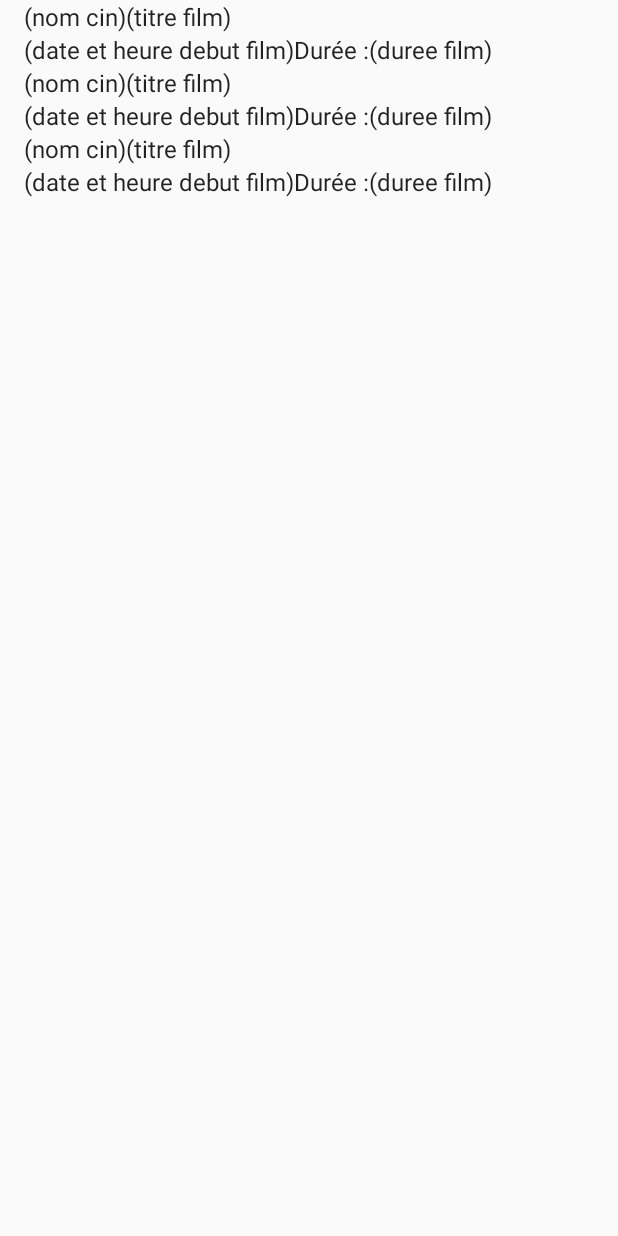
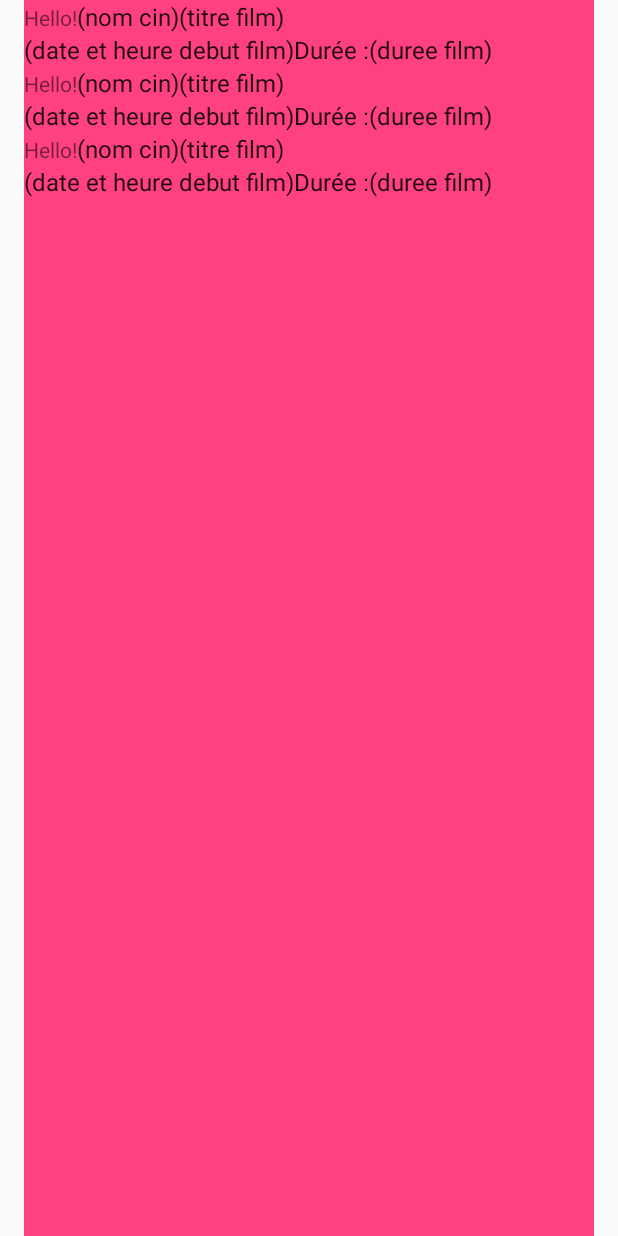
Before and after one commit to Eond/5A6-a16_Cinema, an Android app: the layout fragment_horaire_list.xml on its own in the app's theme, with its tools: preview values and no code run, on a phone screen of 412 x 824 dp. Run offline under Robolectric (Android 15) with nearby library versions, the phone set to English and light mode, and no system bars.

```diff
--- a/app/src/main/java/ca/qc/cstj/cinecheck/cinecheck/models/Horaire.java
+++ b/app/src/main/java/ca/qc/cstj/cinecheck/cinecheck/models/Horaire.java
@@ -1,4 +1,6 @@
 package ca.qc.cstj.cinecheck.cinecheck.models;
+
+import android.util.Log;
 
 import com.google.gson.JsonObject;
 
@@ -17,6 +19,7 @@ public class Horaire {
     private String dateHeure;
 
     public Horaire(JsonObject object) {
+        Log.d("Fragment Horaire", object.toString());
         this.cinemaURL = object.getAsJsonPrimitive("cinema").getAsJsonObject().getAsJsonPrimitive("url").getAsString();
         this.cinema = object.getAsJsonPrimitive("cinema").getAsJsonObject().getAsJsonPrimitive("nom").getAsString();
         this.filmURL = object.getAsJsonPrimitive("film").getAsJsonObject().getAsJsonPrimitive("url").getAsString();
--- a/app/src/main/res/layout/fragment_horaire_item.xml
+++ b/app/src/main/res/layout/fragment_horaire_item.xml
@@ -8,6 +8,10 @@
         android:layout_width="wrap_content"
         android:layout_height="wrap_content"
         android:orientation="horizontal">
+        <TextView
+            android:layout_width="wrap_content"
+            android:layout_height="wrap_content"
+            android:text="Hello!"/>
         <TextView
             android:id="@+id/hor_cinema"
             android:layout_width="wrap_content"
--- a/app/src/main/res/layout/fragment_horaire_list.xml
+++ b/app/src/main/res/layout/fragment_horaire_list.xml
@@ -8,6 +8,7 @@
     android:layout_height="match_parent"
     android:layout_marginLeft="16dp"
     android:layout_marginRight="16dp"
+    android:background="@color/colorAccent"
     app:layoutManager="LinearLayoutManager"
     tools:context="ca.qc.cstj.cinecheck.cinecheck.fragments.HoraireFragment"
     tools:listitem="@layout/fragment_horaire_item" />
```
Also changed, not shown: app/src/main/java/ca/qc/cstj/cinecheck/cinecheck/activities/MainActivity.java (+19 -13 lines), app/src/main/java/ca/qc/cstj/cinecheck/cinecheck/fragments/HoraireFragment.java (+0 -18 lines).
